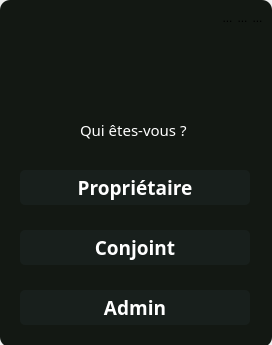
The window that choix_principal.ui (SparqueeZ/Bank-Root) describes before a commit, drawn with Qt 5.
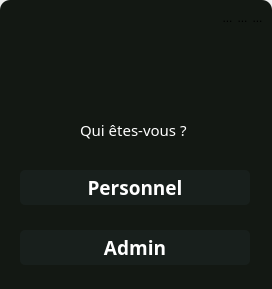
The same window after the commit. Icons and pictures are not drawn.

Commit message: choix page perso/admin

Patch:
```diff
--- a/choix_principal.ui
+++ b/choix_principal.ui
@@ -7,7 +7,7 @@
     <x>0</x>
     <y>0</y>
     <width>272</width>
-    <height>345</height>
+    <height>289</height>
    </rect>
   </property>
   <property name="windowTitle">
@@ -37,41 +37,6 @@
    <property name="frameShadow">
     <enum>QFrame::Raised</enum>
    </property>
-   <widget class="QPushButton" name="pushButton_2">
-    <property name="geometry">
-     <rect>
-      <x>20</x>
-      <y>290</y>
-      <width>230</width>
-      <height>35</height>
-     </rect>
-    </property>
-    <property name="font">
-     <font>
-      <family>Montserrat SemiBold</family>
-      <pointsize>14</pointsize>
-      <bold>true</bold>
-     </font>
-    </property>
-    <property name="cursor">
-     <cursorShape>PointingHandCursor</cursorShape>
-    </property>
-    <property name="styleSheet">
-     <string notr="true">QPushButton{
-background:#181F1C;
-border-radius:5px;
-color: #ffffff;
-}
-
-QPushButton:hover{
-color:#ffffff;
-background:#C20114;
-}</string>
-    </property>
-    <property name="text">
-     <string>Admin</string>
-    </property>
-   </widget>
    <widget class="QToolButton" name="toolButton_4">
     <property name="geometry">
      <rect>
@@ -234,7 +199,7 @@
 }</string>
     </property>
     <property name="text">
-     <string>Propriétaire</string>
+     <string>Personnel</string>
     </property>
    </widget>
    <widget class="QPushButton" name="pushButton_4">
@@ -269,7 +234,7 @@
 }</string>
     </property>
     <property name="text">
-     <string>Conjoint</string>
+     <string>Admin</string>
     </property>
    </widget>
   </widget>
```
Left out of the diff: 4 changed lines with no effect on the pictures. The commit also changes 6 other files.
